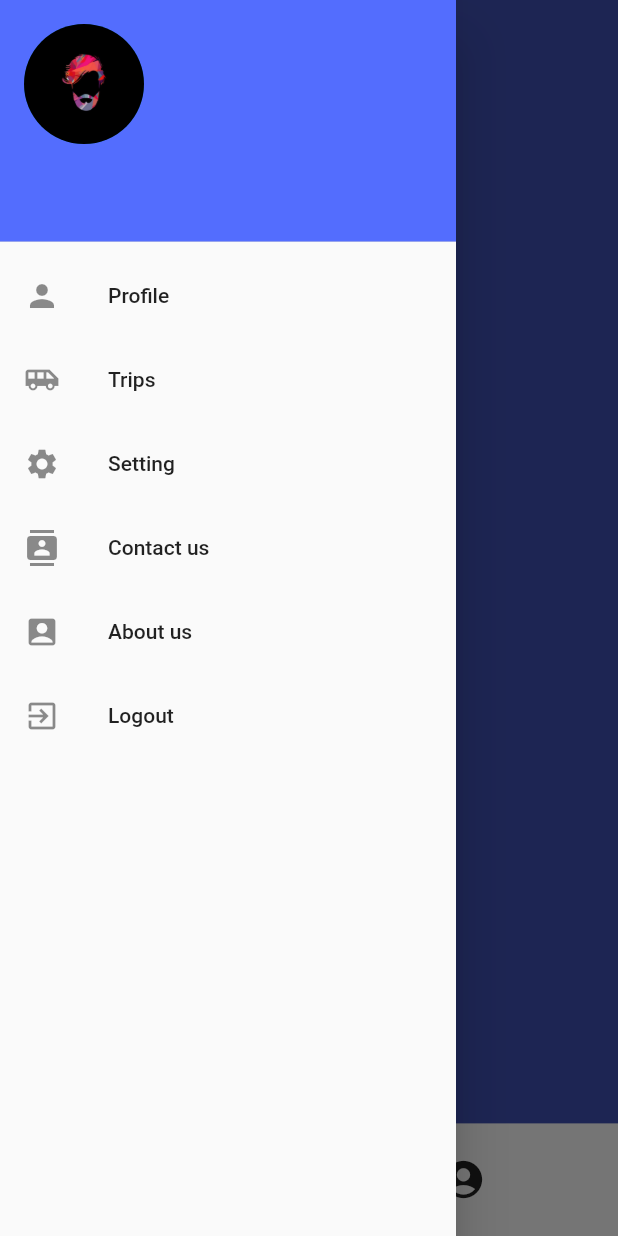
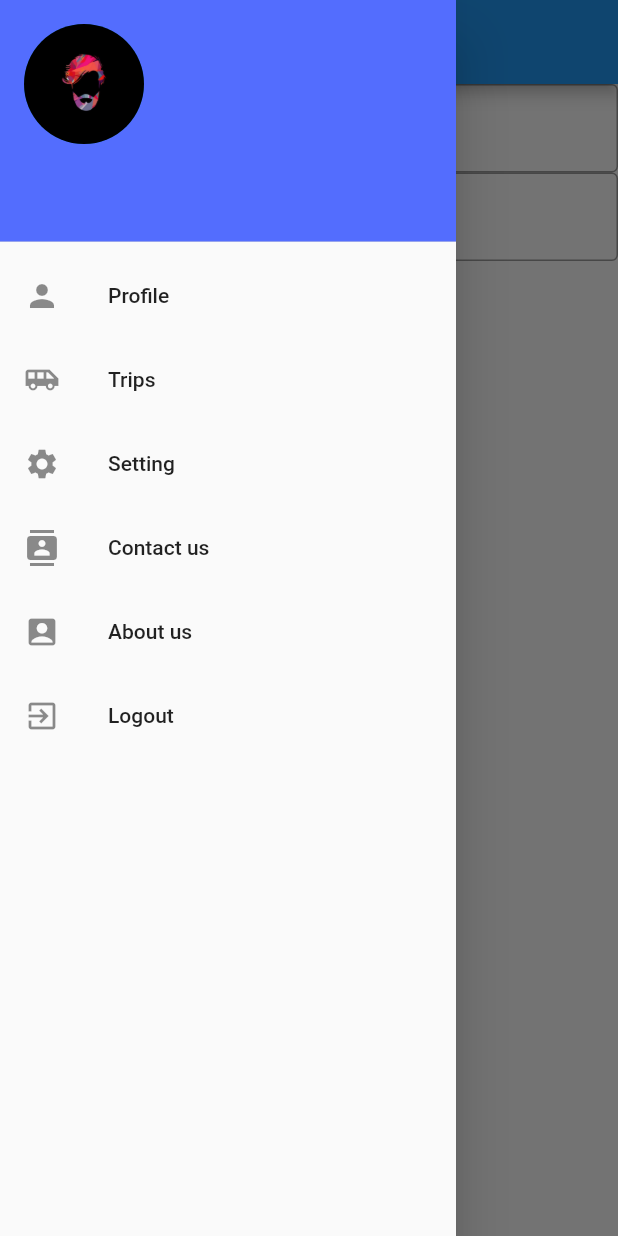
Before and after one commit to PrinceTrambadiya/Ride_sher_new, a Flutter app: the Driver_home_page screen opened by its route, with the side drawer open, on a phone screen of 412 x 824 dp. Run offline on Flutter 3.47's test engine with Material 2 defaults, Android fonts, the phone set to English and light mode, and no system bars; drawn by our look-alikes of curved_navigation_bar; our stand-ins replace connectivity, fluttertoast, geolocator, google_maps_flutter, shared_preferences, toast; accounts and stored records are empty.

Commit message:
Prince Trambadiya

```diff
--- a/lib/Driver_home_page.dart
+++ b/lib/Driver_home_page.dart
@@ -25,31 +25,48 @@ class _Driver_home_pageState extends State<Driver_home_page> {
   var colorindex = 0;
   @override
   Widget build(BuildContext context) {
+    TextEditingController cpickUp = new TextEditingController();
+    TextEditingController cdestation = new TextEditingController();
     return Scaffold(
+      appBar: AppBar(
+        title: Text('Rider'),
+      ),
         drawer: Driver_homepage_drawer(),
 
 //appBar: AppBar(backgroundColor: color[colorindex]),
 //      appBar: AppBar(
 //        title: Text('Driver Home Page'),
 //      ),
-        bottomNavigationBar: CurvedNavigationBar(
-            backgroundColor: color[colorindex],
-            onTap: (index) {
-              setState(() {
-                colorindex = index;
-                containerindex = index;
-              });
-            },
-            items: [
-              Icon(
-                Icons.map,
-                size: 30,
+//        bottomNavigationBar: CurvedNavigationBar(
+//            backgroundColor: color[colorindex],
+//            onTap: (index) {
+//              setState(() {
+//                colorindex = index;
+//                containerindex = index;
+//              });
+//            },
+//            items: [
+//              Icon(
+//                Icons.map,
+//                size: 30,
+//              ),
+//              Icon(
+//                Icons.account_circle,
+//                size: 30,
+//              ),
+//            ]),
+        body: Container(
+          child: Column(
+            children: <Widget>[
+              TextField(
+                controller: cpickUp,
               ),
-              Icon(
-                Icons.account_circle,
-                size: 30,
+              TextField(
+                controller: cdestation,
               ),
-            ]),
-        body: container[containerindex]);
+            ],
+          ),
+        ),
+    );
   }
 }
```
